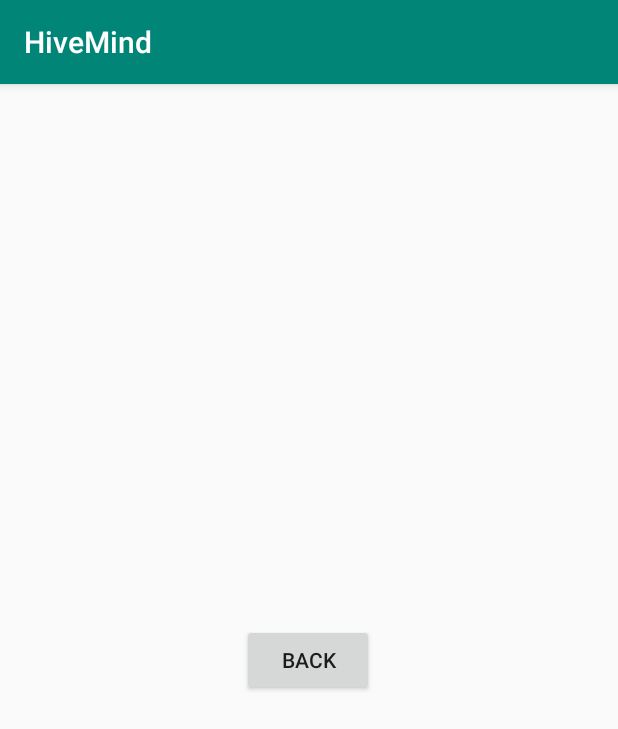
After one commit to RansomConant/SmartHiveApp, an Android app: the DisplayTempHistory screen opened directly, with no data from a screen before it, on a phone screen of 412 x 824 dp. The commit adds this screen. Shown: the top 729 px of the screen. Run offline under Robolectric (Android 15) with nearby library versions, the phone set to English and light mode, and no system bars.

Commit message:
Added Humidity & Temp History Screens
-The buttons on the home page now go to separate screens for temperature and humidity history.

-added new "back" button templates
-added DisplayHumidityHistory class
-added DisplayHumidityHistory class
-changed MainActivity class to include button actions

```diff
--- a/app/src/main/AndroidManifest.xml
+++ b/app/src/main/AndroidManifest.xml
@@ -9,6 +9,8 @@
         android:roundIcon="@mipmap/ic_launcher_round"
         android:supportsRtl="true"
         android:theme="@style/AppTheme">
+        <activity android:name=".DisplayHumidityHistory"></activity>
+        <activity android:name=".DisplayTempHistory" />
         <activity android:name=".MainActivity">
             <intent-filter>
                 <action android:name="android.intent.action.MAIN" />
--- /dev/null
+++ b/app/src/main/java/com/example/smarthiveapp/DisplayTempHistory.java
@@ -0,0 +1,21 @@
+package com.example.smarthiveapp;
+
+import androidx.appcompat.app.AppCompatActivity;
+
+import android.content.Intent;
+import android.os.Bundle;
+import android.view.View;
+
+public class DisplayTempHistory extends AppCompatActivity {
+
+    @Override
+    protected void onCreate(Bundle savedInstanceState) {
+        super.onCreate(savedInstanceState);
+        setContentView(R.layout.activity_display_temp_history2);
+    }
+
+    public void backHome(View view) {
+        Intent intent = new Intent(this, MainActivity.class);
+        startActivity(intent);
+    }
+}
--- /dev/null
+++ b/app/src/main/res/layout/activity_display_temp_history2.xml
@@ -0,0 +1,20 @@
+<?xml version="1.0" encoding="utf-8"?>
+<androidx.constraintlayout.widget.ConstraintLayout xmlns:android="http://schemas.android.com/apk/res/android"
+    xmlns:app="http://schemas.android.com/apk/res-auto"
+    xmlns:tools="http://schemas.android.com/tools"
+    android:layout_width="match_parent"
+    android:layout_height="match_parent"
+    tools:context=".DisplayTempHistory">
+
+    <Button
+        android:id="@+id/button"
+        android:layout_width="wrap_content"
+        android:layout_height="wrap_content"
+        android:onClick="backHome"
+        android:text="@string/backHome"
+        app:layout_constraintBottom_toBottomOf="parent"
+        app:layout_constraintEnd_toEndOf="parent"
+        app:layout_constraintHorizontal_bias="0.498"
+        app:layout_constraintStart_toStartOf="parent"
+        app:layout_constraintTop_toTopOf="parent" />
+</androidx.constraintlayout.widget.ConstraintLayout>
--- a/app/src/main/res/layout/activity_main.xml
+++ b/app/src/main/res/layout/activity_main.xml
@@ -193,6 +193,7 @@
         android:layout_marginTop="16dp"
         android:layout_marginEnd="24dp"
         android:layout_marginRight="24dp"
+        android:onClick="tempHistory"
         android:text="@string/historyButtonString"
         app:layout_constraintEnd_toEndOf="parent"
         app:layout_constraintTop_toBottomOf="@+id/temperatureText" />
@@ -212,6 +213,7 @@
         android:id="@+id/humidityDetailsButton"
         android:layout_width="0dp"
         android:layout_height="wrap_content"
+        android:onClick="humidityHistory"
         android:text="@string/historyButtonString"
         app:layout_constraintEnd_toEndOf="@+id/temperatureDetailsButton"
         app:layout_constraintStart_toStartOf="@+id/temperatureDetailsButton"
--- a/app/src/main/res/values/strings.xml
+++ b/app/src/main/res/values/strings.xml
@@ -12,4 +12,5 @@
     <string name="muteAudioString">Mute live audio from your hive</string>
     <string name="videoButtonString">Watch live feed of your hive</string>
     <string name="historyButtonString"> History</string>
+    <string name="backHome">Back</string>
 </resources>
```
Also changed, not shown: app/src/main/java/com/example/smarthiveapp/DisplayHumidityHistory.java (added, +21 -0 lines), app/src/main/java/com/example/smarthiveapp/MainActivity.java (+13 -0 lines), app/src/main/res/layout/activity_display_humidity_history.xml (added, +19 -0 lines).
